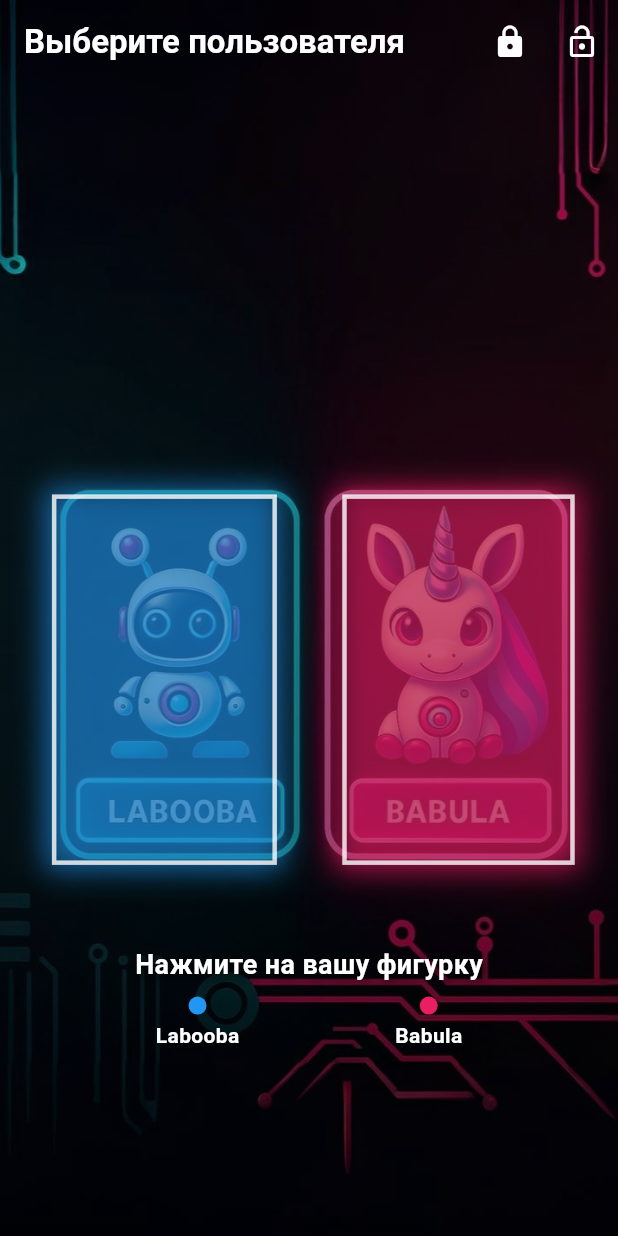
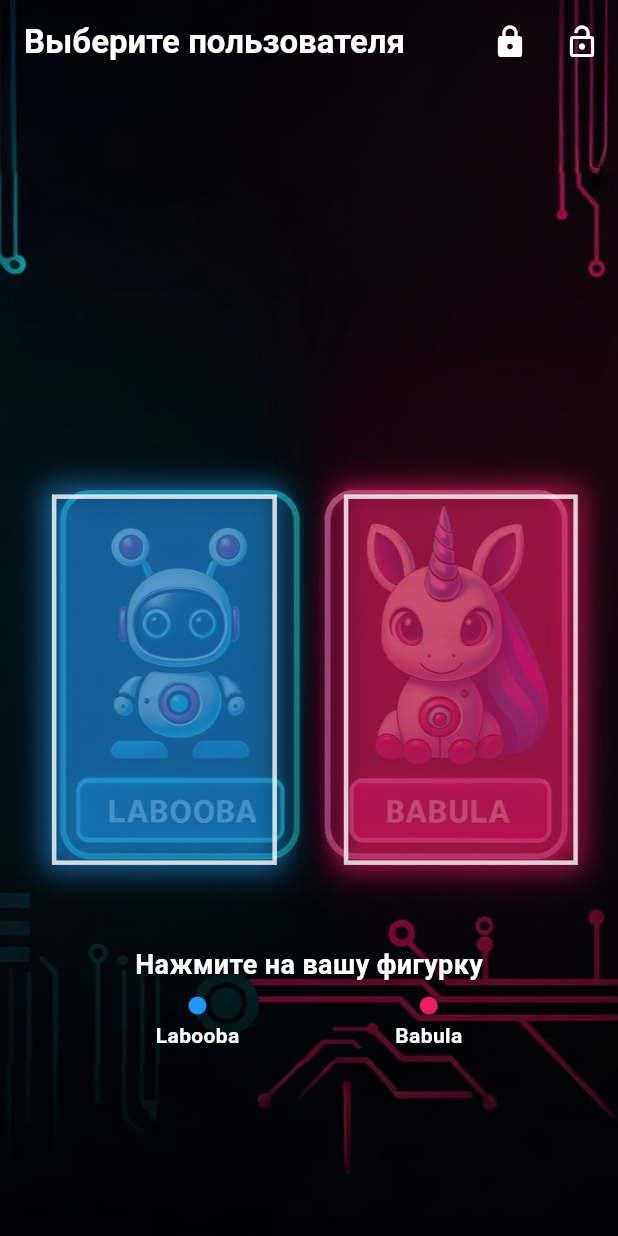
Before and after one commit to crazynoob1566/my-chat-app, a Flutter app: the UserSelectionScreen screen opened directly, on a phone screen of 412 x 824 dp. Run offline on Flutter 3.47's test engine with Material 3 defaults, Android fonts, the light colour scheme and no system bars; our stand-ins replace cached_network_image, flutter_local_notifications, image_gallery_saver, image_picker, permission_handler, photo_view and 3 more; accounts and stored records are empty.

Commit message:
Обновление

```diff
--- a/lib/main.dart
+++ b/lib/main.dart
@@ -1089,7 +1089,7 @@ class _UserSelectionScreenState extends State<UserSelectionScreen> {
 
           // Кнопка для Babula (розовая фигурка) - правая сторона
           Positioned(
-            right: MediaQuery.of(context).size.width * 0.07,
+            right: MediaQuery.of(context).size.width * 0.065,
             top: MediaQuery.of(context).size.height * 0.4,
             child: GestureDetector(
               onTap: () {
@@ -1104,7 +1104,7 @@ class _UserSelectionScreenState extends State<UserSelectionScreen> {
                 );
               },
               child: Container(
-                width: 155,
+                width: 156,
                 height: 247,
                 decoration: BoxDecoration(
                   shape: BoxShape.rectangle,
```
